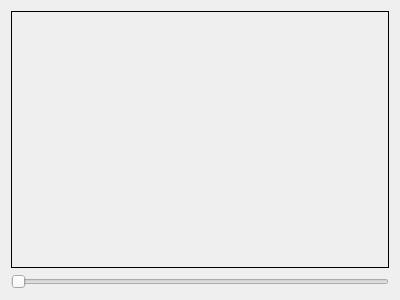
Old version of the form ui/maindialog.ui in the repository altaris/gifreader.
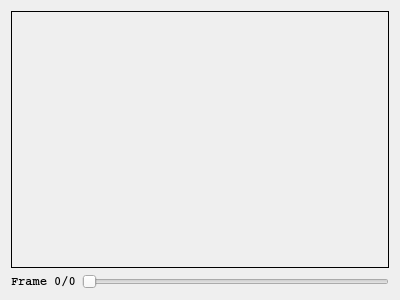
New version of the form.

What changed in the file:
```diff
--- a/ui/maindialog.ui
+++ b/ui/maindialog.ui
@@ -29,6 +29,31 @@
      <property name="text">
       <string/>
      </property>
+     <property name="alignment">
+      <set>Qt::AlignCenter</set>
+     </property>
+    </widget>
+   </item>
+   <item>
+    <layout class="QHBoxLayout" name="horizontalLayout">
+     <item>
+      <widget class="QLabel" name="label_frame">
+       <property name="sizePolicy">
+        <sizepolicy hsizetype="Minimum" vsizetype="Fixed">
+         <horstretch>0</horstretch>
+         <verstretch>0</verstretch>
+        </sizepolicy>
+       </property>
+       <property name="font">
+        <font>
+         <family>Courier</family>
+         <weight>75</weight>
+         <bold>true</bold>
+        </font>
+       </property>
+       <property name="text">
+        <string>Frame 0/0</string>
+       </property>
     </widget>
    </item>
    <item>
@@ -40,6 +65,8 @@
       <enum>Qt::Horizontal</enum>
      </property>
     </widget>
+     </item>
+    </layout>
    </item>
   </layout>
  </widget>
```
Left out of the diff: 6 changed lines with no effect on the pictures. Lines whose indentation alone changed are shown as unchanged.
